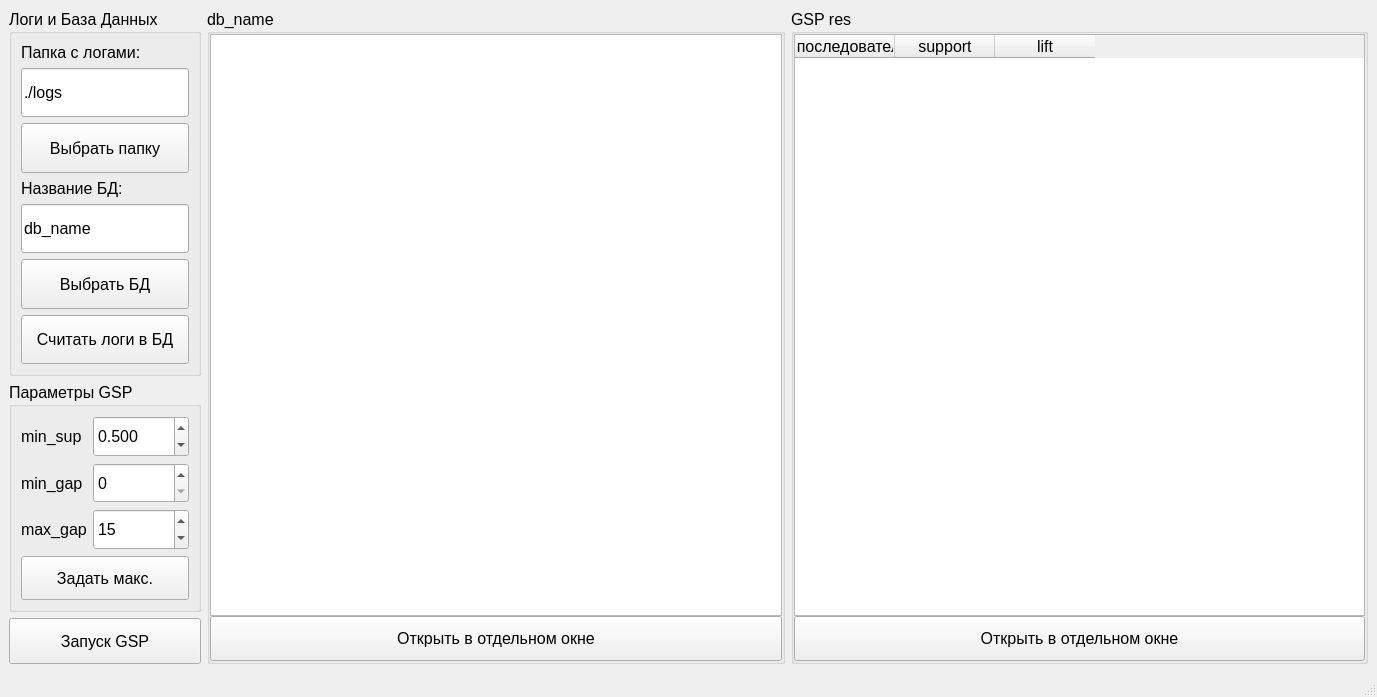
Qt form GSP_adapt/MainWindow.ui (Inlucker/GSP) before a commit.
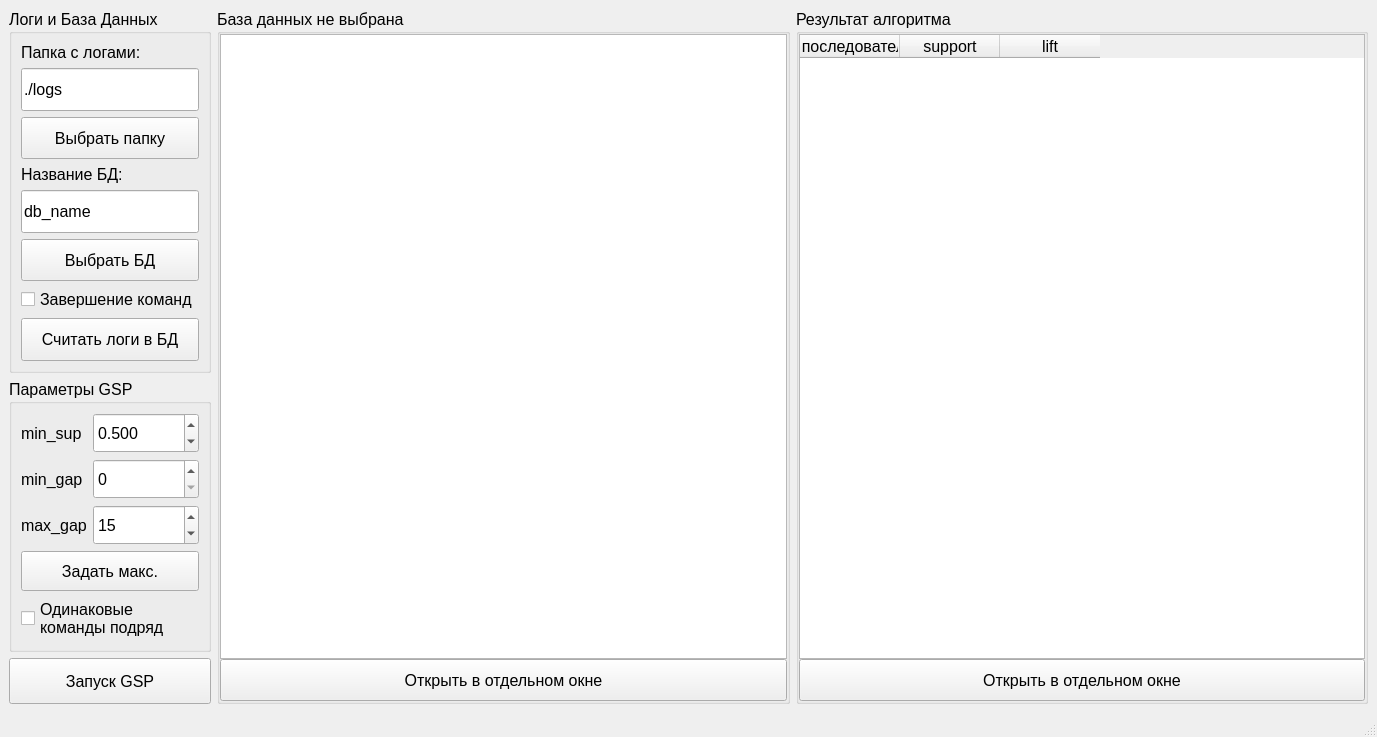
The same form after that commit.

```diff
--- a/GSP_adapt/MainWindow.ui
+++ b/GSP_adapt/MainWindow.ui
@@ -7,7 +7,7 @@
     <x>0</x>
     <y>0</y>
     <width>1377</width>
-    <height>697</height>
+    <height>737</height>
    </rect>
   </property>
   <property name="font">
@@ -21,7 +21,7 @@
   <widget class="QWidget" name="centralwidget">
    <layout class="QHBoxLayout" name="horizontalLayout" stretch="1,3,3">
     <item>
-     <layout class="QVBoxLayout" name="verticalLayout_5" stretch="8,5,1">
+     <layout class="QVBoxLayout" name="verticalLayout_5" stretch="8,0,1">
       <item>
        <widget class="QGroupBox" name="groupBox_2">
         <property name="sizePolicy">
@@ -33,7 +33,7 @@
         <property name="title">
          <string>Логи и База Данных</string>
         </property>
-        <layout class="QVBoxLayout" name="verticalLayout" stretch="0,1,1,0,1,1,1">
+        <layout class="QVBoxLayout" name="verticalLayout" stretch="0,1,1,0,1,1,1,1">
          <item>
           <widget class="QLabel" name="dir_name_label">
            <property name="sizePolicy">
@@ -136,6 +136,13 @@
            </property>
           </widget>
          </item>
+         <item>
+          <widget class="QCheckBox" name="end_cmds_checkBox">
+           <property name="text">
+            <string>Завершение команд</string>
+           </property>
+          </widget>
+         </item>
          <item>
           <widget class="QPushButton" name="read_logs_pushButton">
            <property name="sizePolicy">
@@ -169,7 +176,7 @@
         <property name="title">
          <string>Параметры GSP</string>
         </property>
-        <layout class="QVBoxLayout" name="verticalLayout_4" stretch="3,1">
+        <layout class="QVBoxLayout" name="verticalLayout_4" stretch="3,1,1">
          <item>
           <layout class="QGridLayout" name="gridLayout">
            <item row="0" column="0">
@@ -301,6 +308,14 @@
            </property>
           </widget>
          </item>
+         <item>
+          <widget class="QCheckBox" name="same_cmds_checkBox">
+           <property name="text">
+            <string>Одинаковые
+команды подряд</string>
+           </property>
+          </widget>
+         </item>
         </layout>
        </widget>
       </item>
@@ -328,9 +343,9 @@
     <item>
      <widget class="QGroupBox" name="db_groupBox">
       <property name="title">
-       <string>db_name</string>
+       <string>База данных не выбрана</string>
       </property>
-      <layout class="QVBoxLayout" name="verticalLayout_2" stretch="13,1">
+      <layout class="QVBoxLayout" name="verticalLayout_2" stretch="15,1">
        <property name="spacing">
         <number>0</number>
        </property>
@@ -374,9 +389,9 @@
     <item>
      <widget class="QGroupBox" name="groupBox_3">
       <property name="title">
-       <string>GSP res</string>
+       <string>Результат алгоритма</string>
       </property>
-      <layout class="QVBoxLayout" name="verticalLayout_3" stretch="13,1">
+      <layout class="QVBoxLayout" name="verticalLayout_3" stretch="15,1">
        <property name="spacing">
         <number>0</number>
        </property>
```
Left out of the diff: 2 changed lines with no effect on the pictures.
